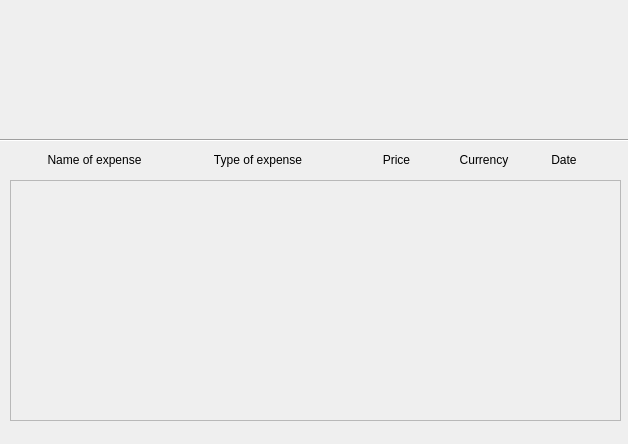
First picture: the form in NETB380_ExpenseManager/ep_show_report.ui, repository satanasov/NETB380, before the edit.
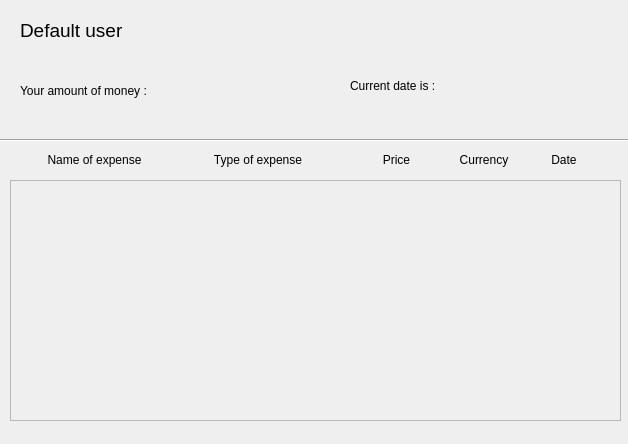
Second picture: the form after the edit. Icons and pictures are not drawn.

Commit message: Today Report button connected and simple report is generated.

```diff
--- a/NETB380_ExpenseManager/ep_show_report.ui
+++ b/NETB380_ExpenseManager/ep_show_report.ui
@@ -136,6 +136,50 @@
     </property>
    </widget>
   </widget>
+  <widget class="QLabel" name="labelDefaultUser">
+   <property name="geometry">
+    <rect>
+     <x>20</x>
+     <y>10</y>
+     <width>301</width>
+     <height>41</height>
+    </rect>
+   </property>
+   <property name="font">
+    <font>
+     <pointsize>14</pointsize>
+    </font>
+   </property>
+   <property name="text">
+    <string>Default user</string>
+   </property>
+  </widget>
+  <widget class="QLabel" name="labelAmountOfMoney">
+   <property name="geometry">
+    <rect>
+     <x>20</x>
+     <y>80</y>
+     <width>201</width>
+     <height>21</height>
+    </rect>
+   </property>
+   <property name="text">
+    <string>Your amount of money : </string>
+   </property>
+  </widget>
+  <widget class="QLabel" name="label_3">
+   <property name="geometry">
+    <rect>
+     <x>350</x>
+     <y>70</y>
+     <width>151</width>
+     <height>31</height>
+    </rect>
+   </property>
+   <property name="text">
+    <string>Current date is :</string>
+   </property>
+  </widget>
  </widget>
  <resources>
   <include location="resources.qrc"/>
```
Left out of the diff: 11 changed lines with no effect on the pictures. The commit also changes 8 other files.
